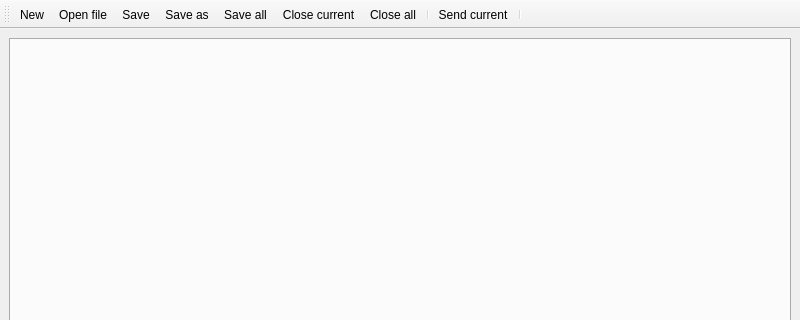
Old version of the form tools/src/shared/ui/luaeditorwindow.ui in the repository cyberegoorg/cetech; both pictures show x 0 to 800 and y 0 to 320 of the 800 by 600 pixel window.
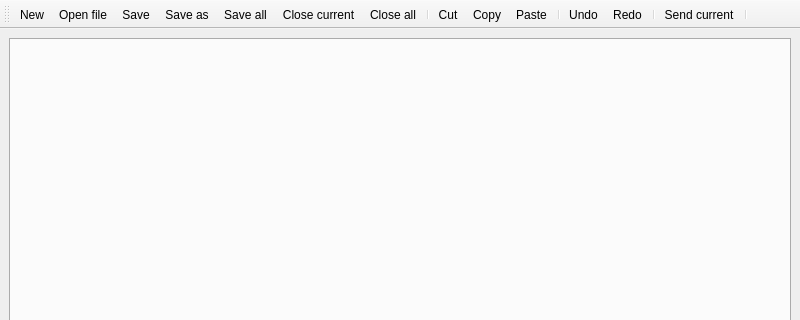
New version of the form. Icons and pictures are not drawn.

Commit message: lua editor - base command undo, redo etc... (fix #38)

Patch:
```diff
--- a/tools/src/shared/ui/luaeditorwindow.ui
+++ b/tools/src/shared/ui/luaeditorwindow.ui
@@ -59,6 +59,13 @@
    <addaction name="actionClose_current"/>
    <addaction name="actionClose_all"/>
    <addaction name="separator"/>
+   <addaction name="actionCut"/>
+   <addaction name="actionCopy"/>
+   <addaction name="actionPaste"/>
+   <addaction name="separator"/>
+   <addaction name="actionUndo"/>
+   <addaction name="actionRedo"/>
+   <addaction name="separator"/>
    <addaction name="actionSendCurent"/>
    <addaction name="separator"/>
   </widget>
@@ -145,6 +152,49 @@
     <string>Close current</string>
    </property>
   </action>
+  <action name="actionUndo">
+   <property name="icon">
+    <iconset theme="edit-undo"/>
+   </property>
+   <property name="text">
+    <string>Undo</string>
+   </property>
+  </action>
+  <action name="actionRedo">
+   <property name="icon">
+    <iconset theme="edit-redo"/>
+   </property>
+   <property name="text">
+    <string>Redo</string>
+   </property>
+   <property name="toolTip">
+    <string>Redo</string>
+   </property>
+  </action>
+  <action name="actionCopy">
+   <property name="icon">
+    <iconset theme="edit-copy"/>
+   </property>
+   <property name="text">
+    <string>Copy</string>
+   </property>
+  </action>
+  <action name="actionPaste">
+   <property name="icon">
+    <iconset theme="edit-paste"/>
+   </property>
+   <property name="text">
+    <string>Paste</string>
+   </property>
+  </action>
+  <action name="actionCut">
+   <property name="icon">
+    <iconset theme="edit-cut"/>
+   </property>
+   <property name="text">
+    <string>Cut</string>
+   </property>
+  </action>
  </widget>
  <resources/>
  <connections>
```
Left out of the diff: 85 changed lines with no effect on the pictures. The commit also changes 4 other files.
